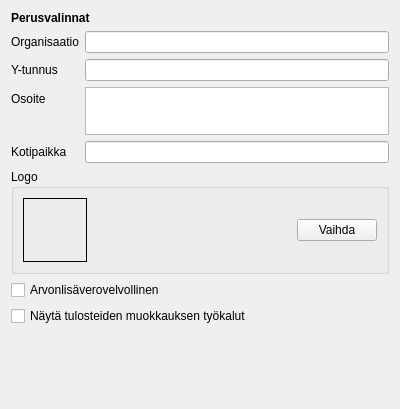
Before: the Qt Designer form kitupiikki/maaritys/perusvalinnat.ui in artoh/kitupiikki, drawn with Qt 5.
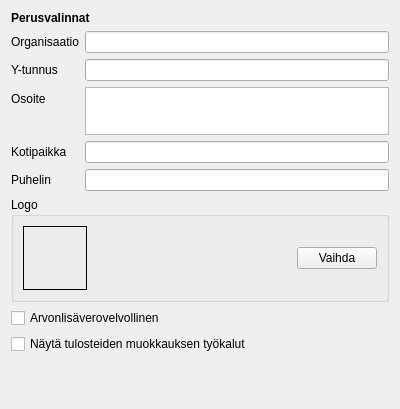
After: the same form once the commit is applied.

What changed in the file:
```diff
--- a/kitupiikki/maaritys/perusvalinnat.ui
+++ b/kitupiikki/maaritys/perusvalinnat.ui
@@ -86,6 +86,16 @@
      <item row="3" column="1">
       <widget class="QLineEdit" name="kotipaikkaEdit"/>
      </item>
+     <item row="4" column="0">
+      <widget class="QLabel" name="label_6">
+       <property name="text">
+        <string>Puhelin</string>
+       </property>
+      </widget>
+     </item>
+     <item row="4" column="1">
+      <widget class="QLineEdit" name="puhelinEdit"/>
+     </item>
     </layout>
    </item>
    <item>
```
